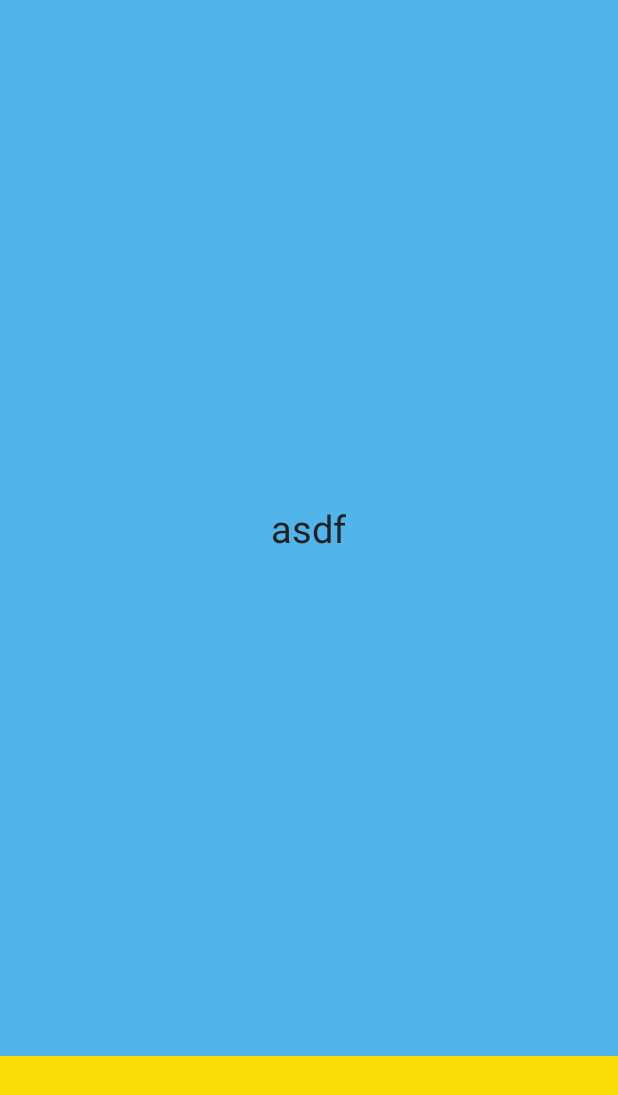
After one commit to mmhumanrights/mmhumanrights, an Android app: the layout fragment_splash.xml on its own in the app's theme, with its tools: preview values and no code run, on a phone screen of 412 x 824 dp. The commit adds this screen. Shown: the top 1095 px of the screen. Run offline under Robolectric (Android 15) with nearby library versions, the phone set to English and light mode, and no system bars.

Commit message:
Splash Screen Addapter Scratch Completed

```diff
--- /dev/null
+++ b/app/src/main/java/ui/Adapters/SplashScreenPagerAdapter.java
@@ -0,0 +1,30 @@
+package ui.Adapters;
+
+import android.os.Bundle;
+import android.support.v4.app.Fragment;
+import android.support.v4.app.FragmentManager;
+import android.support.v4.app.FragmentPagerAdapter;
+
+/**
+ * Created by winhtaikaung on 12/29/15.
+ */
+public class SplashScreenPagerAdapter extends FragmentPagerAdapter {
+
+    public SplashScreenPagerAdapter(FragmentManager fm){
+        super(fm);
+
+    }
+
+    @Override
+    public Fragment getItem(int position) {
+        Bundle bundle = new Bundle();
+        bundle.putInt("pagerposition", position);
+
+        return  null;//Has to return Fragment
+    }
+
+    @Override
+    public int getCount() {
+        return 0;
+    }
+}
--- a/app/src/main/java/ui/activities/DefinitionDetailFragment.java
+++ b/app/src/main/java/ui/activities/DefinitionDetailFragment.java
@@ -1,10 +1,10 @@
 package ui.activities;
 
 import android.content.Intent;
+import android.os.Bundle;
 import android.support.design.widget.CollapsingToolbarLayout;
 import android.support.design.widget.FloatingActionButton;
 import android.support.v4.app.Fragment;
-import android.os.Bundle;
 import android.support.v7.app.AppCompatActivity;
 import android.support.v7.widget.Toolbar;
 import android.util.Log;
@@ -35,23 +35,23 @@ import config.GLOBAL_STRING;
 public class DefinitionDetailFragment extends Fragment implements ObservableScrollViewCallbacks {
     private CollapsingToolbarLayout mCollapsingToolbarLayout;
     private Toolbar mToolbar;
-    private int ARR_INDEX=0;
-    private String ARTICLE_PART="1";
+    private int ARR_INDEX = 0;
+    private String ARTICLE_PART = "1";
     private ObservableScrollView parallex_scrollview;
     private ImageView headerimage_view;
     FloatingActionButton share_fab;
 
     private int mParallaxImageHeight;
-    String[] mArr_title,mArr_definition;
+    String[] mArr_title, mArr_definition;
     int[] arr_img;
 
-    TextView tv_def_content,tv_def_article;
+    TextView tv_def_content, tv_def_article;
 
     public DefinitionDetailFragment() {
     }
 
-    public static DefinitionDetailFragment newInstance(int array_index, String article_part){
-        DefinitionDetailFragment fragment=new DefinitionDetailFragment();
+    public static DefinitionDetailFragment newInstance(int array_index, String article_part) {
+        DefinitionDetailFragment fragment = new DefinitionDetailFragment();
         Bundle args = new Bundle();
         args.putInt(GLOBAL_STRING.ARRAY_INDEX, array_index);
         args.putString(GLOBAL_STRING.ARTICLE_PART, article_part);
@@ -73,29 +73,28 @@ public class DefinitionDetailFragment extends Fragment implements ObservableScro
     @Override
     public View onCreateView(LayoutInflater inflater, ViewGroup container,
                              Bundle savedInstanceState) {
-        View v= inflater.inflate(R.layout.fragment_definition, container, false);
+        View v = inflater.inflate(R.layout.fragment_definition, container, false);
         mToolbar = (Toolbar) v.findViewById(R.id.toolbar);
         mToolbar.setTitleTextColor(getResources().getColor(android.R.color.white));
         mToolbar.setBackgroundColor(ScrollUtils.getColorWithAlpha(1, getResources().getColor(R.color.colorPrimary)));
-        parallex_scrollview=(ObservableScrollView) v.findViewById(R.id.parallex_scrollview);
-        share_fab =(FloatingActionButton) v.findViewById(R.id.share_fab);
-        tv_def_article=(TextView)v.findViewById(R.id.tv_def_article);
-        tv_def_content=(TextView)v.findViewById(R.id.tv_def_content);
-        arr_img=new int[]{R.drawable.bg_hands,R.drawable.bg_header,R.drawable.bg_keizer};
-
+        parallex_scrollview = (ObservableScrollView) v.findViewById(R.id.parallex_scrollview);
+        share_fab = (FloatingActionButton) v.findViewById(R.id.share_fab);
+        tv_def_article = (TextView) v.findViewById(R.id.tv_def_article);
+        tv_def_content = (TextView) v.findViewById(R.id.tv_def_content);
+        arr_img = new int[]{R.drawable.bg_hands, R.drawable.bg_header, R.drawable.bg_keizer};
 
 
         mParallaxImageHeight = getResources().getDimensionPixelSize(R.dimen.detail_header_image_Height);
 
-        headerimage_view=(ImageView) v.findViewById(R.id.header_imageView);
+        headerimage_view = (ImageView) v.findViewById(R.id.header_imageView);
 
-        if(savedInstanceState==null) {
-            Glide.with(getActivity()).load(arr_img[Com_Utils.getRandomnum(arr_img.length, 0)]).centerCrop().into(headerimage_view);
-        }
+
+        Glide.with(getActivity()).load(arr_img[Com_Utils.getRandomnum(arr_img.length, 0)]).centerCrop().into(headerimage_view);
+
 
         if (mToolbar != null) {
-            ((AppCompatActivity)getActivity()).setSupportActionBar(mToolbar);
-            ((AppCompatActivity)getActivity()).getSupportActionBar().setDisplayHomeAsUpEnabled(true);
+            ((AppCompatActivity) getActivity()).setSupportActionBar(mToolbar);
+            ((AppCompatActivity) getActivity()).getSupportActionBar().setDisplayHomeAsUpEnabled(true);
 
         }
         List<String> title_list = new ArrayList(Arrays.asList(getActivity().getResources().getStringArray(R.array.arr_article_title)));
@@ -103,30 +102,29 @@ public class DefinitionDetailFragment extends Fragment implements ObservableScro
         Log.i("ARTICLE_PART", String.valueOf(ARTICLE_PART));
 
 
-        if(ARTICLE_PART.equals("")){
+        if (ARTICLE_PART.equals("")) {
             tv_def_article.setText(title_list.get(ARR_INDEX));
             tv_def_content.setText(content_list.get(ARR_INDEX));
         }
 
-       //mCollapsingToolbarLayout.setTitle("Yangon");
-        ((AppCompatActivity)getActivity()).getSupportActionBar().setTitle("");
+        //mCollapsingToolbarLayout.setTitle("Yangon");
+        ((AppCompatActivity) getActivity()).getSupportActionBar().setTitle("");
         parallex_scrollview.setScrollViewCallbacks(this);
         share_fab.setOnClickListener(new View.OnClickListener() {
             @Override
             public void onClick(View v) {
 
-                String quote=getActivity().getResources().getString(R.string.share_template)+"\n"+mToolbar.getTitle()+"\n\n"+tv_def_content.getText();
+                String quote = getActivity().getResources().getString(R.string.share_template) + "\n" + mToolbar.getTitle() + "\n\n" + tv_def_content.getText();
 
                 Intent sendIntent = new Intent();
                 sendIntent.setAction(Intent.ACTION_SEND);
-                sendIntent.putExtra(Intent.EXTRA_TEXT,quote);
+                sendIntent.putExtra(Intent.EXTRA_TEXT, quote);
                 sendIntent.setType("text/plain");
                 startActivity(sendIntent);
             }
         });
         return v;
     }
-
 
 
     @Override
--- a/app/src/main/java/ui/activities/SubmissionActivity.java
+++ b/app/src/main/java/ui/activities/SubmissionActivity.java
@@ -12,8 +12,10 @@ import android.support.v7.widget.Toolbar;
 import android.view.Menu;
 import android.view.MenuInflater;
 import android.view.MenuItem;
+import android.view.View;
 import android.webkit.WebView;
 import android.widget.CompoundButton;
+import android.widget.Toast;
 
 import com.myanmarhumanrights.R;
 
@@ -57,6 +59,13 @@ public class SubmissionActivity extends AppCompatActivity {
         upArrow.setColorFilter(getResources().getColor(android.R.color.white), PorterDuff.Mode.SRC_ATOP);
         getSupportActionBar().setHomeAsUpIndicator(upArrow);
 
+        toolbar.setNavigationOnClickListener(new View.OnClickListener() {
+            @Override
+            public void onClick(View v) {
+                SubmissionActivity.this.finish();
+            }
+        });
+
 
         getSupportActionBar().setDisplayHomeAsUpEnabled(true);
         loadForm();
@@ -78,6 +87,11 @@ public class SubmissionActivity extends AppCompatActivity {
                     break;
         }
         return true;
+    }
+
+    @Override
+    public void onBackPressed() {
+        finish();
     }
 
     void loadForm() {
--- /dev/null
+++ b/app/src/main/res/layout/fragment_splash.xml
@@ -0,0 +1,79 @@
+<?xml version="1.0" encoding="utf-8"?>
+
+<RelativeLayout
+    android:layout_width="match_parent"
+    android:layout_height="match_parent"
+    android:background="@color/main_yellow"
+    xmlns:android="http://schemas.android.com/apk/res/android"
+    xmlns:app="http://schemas.android.com/apk/res-auto">
+
+
+    <RelativeLayout
+        android:id="@+id/description_layout"
+        android:layout_width="match_parent"
+        android:layout_height="120dp"
+        android:background="@color/main_yellow"
+        android:layout_alignParentBottom="true"
+        >
+
+
+        <!--<TextView
+            android:id="@+id/description"
+            android:layout_width="wrap_content"
+            android:layout_height="wrap_content"
+            android:paddingBottom="20dp"
+            android:textSize="14sp"
+            android:text=""
+            android:textColor="@color/main_color"
+            android:layout_alignParentTop="true"
+            app:fontPath="fonts/Roboto-Regular.ttf"
+            android:layout_centerVertical="true"/>-->
+
+
+        <TextView
+            android:id="@+id/help_tv_back"
+            android:layout_width="wrap_content"
+            android:layout_height="wrap_content"
+            android:layout_alignParentLeft="true"
+            android:textSize="18sp"
+            android:padding="16dp"
+            android:textColor="@color/main_text_color"
+            app:fontPath="fonts/Roboto-Medium.ttf"
+            android:layout_centerVertical="true" />
+
+        <TextView
+            android:id="@+id/help_tv_next"
+            android:layout_width="wrap_content"
+            android:layout_height="wrap_content"
+            android:layout_alignParentRight="true"
+            android:textSize="18sp"
+            android:paddingTop="15dp"
+            android:padding="16dp"
+            android:textColor="@color/main_text_color"
+            app:fontPath="fonts/Roboto-Medium.ttf"
+            android:layout_centerVertical="true" />
+
+    </RelativeLayout>
+
+    <RelativeLayout
+        android:id="@+id/help_fragment_imageview"
+        android:layout_width="match_parent"
+        android:layout_height="match_parent"
+        android:layout_centerHorizontal="true"
+        android:adjustViewBounds="true"
+        android:background="@color/main_blue"
+
+        android:layout_above="@id/description_layout"
+        android:paddingTop="16dp">
+            <TextView
+                android:layout_width="wrap_content"
+                style="@style/Definition_content"
+                android:text="asdf"
+
+                android:layout_height="wrap_content"
+                android:layout_centerVertical="true"
+                android:layout_centerHorizontal="true" />
+        </RelativeLayout>
+
+
+</RelativeLayout>
```
